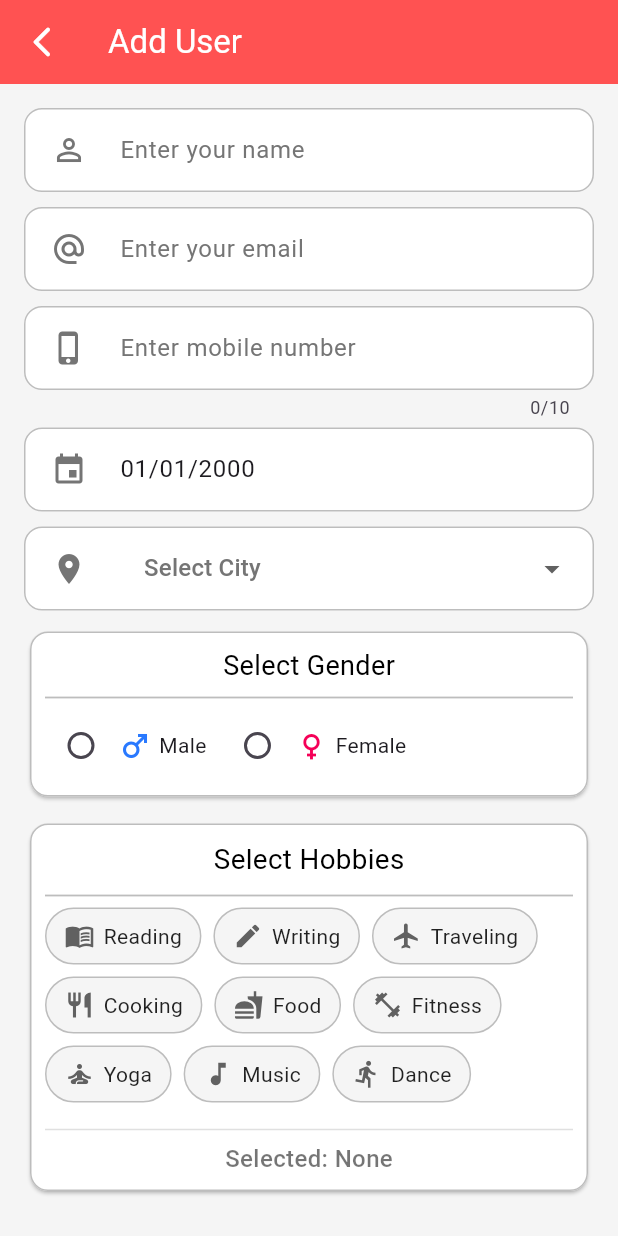
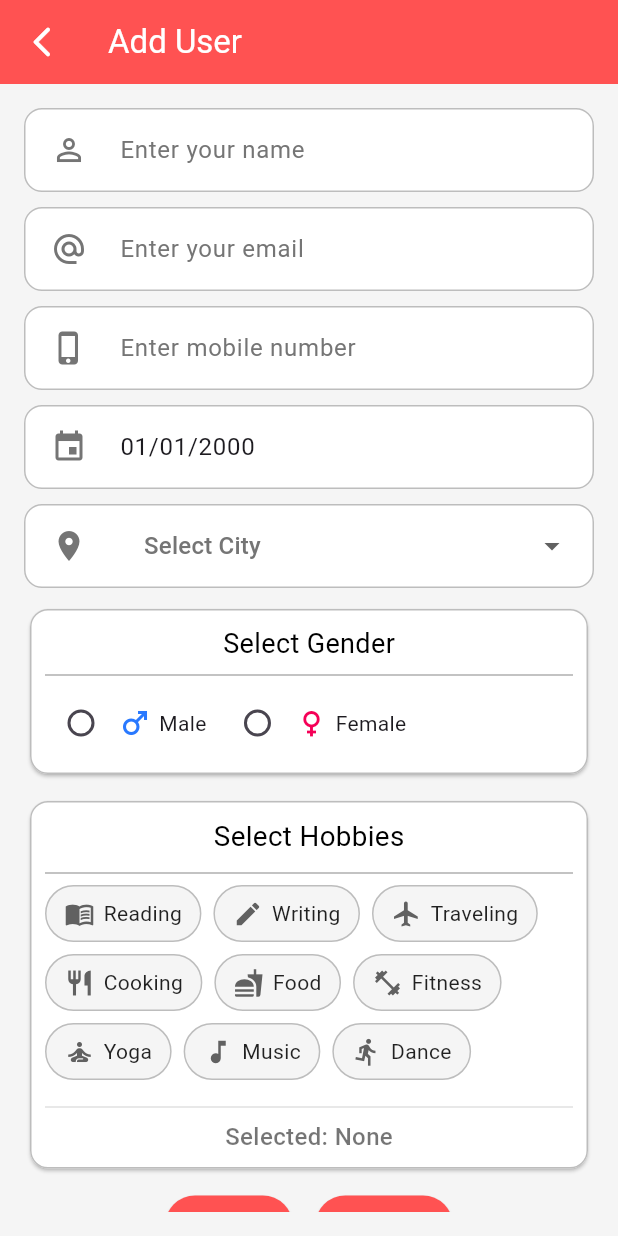
Before and after one commit to ajscodes/matrimony_application_with_SQLflite, a Flutter app: the ListPage screen opened by its route, after a tap on the "add" icon, on a phone screen of 412 x 824 dp. Run offline on Flutter 3.47's test engine with Material 3 defaults, Android fonts, the phone set to English and light mode, and no system bars; our stand-ins replace dropdown_button2, sqflite; accounts and stored records are empty; network calls fail.

Commit message:
complete crud with db

```diff
--- a/lib/screens/home_screen.dart
+++ b/lib/screens/home_screen.dart
@@ -169,12 +169,11 @@ class _HomeScreenState extends State<HomeScreen> {
           padding: const EdgeInsets.all(12.0),
           child: Column(
             children: [
-
               SizedBox(
                 height: 10,
               ),
               SizedBox(
-                height: 200,
+                height: 220,
                 child: PageView.builder(
                   controller: _pageController,
                   itemCount: images.length,
--- a/lib/screens/list_page.dart
+++ b/lib/screens/list_page.dart
@@ -4,7 +4,6 @@ import 'package:matrimony_application/screens/user_detail.dart';
 import 'package:matrimony_application/screens/user_form.dart';
 import 'package:matrimony_application/utils/database_helper.dart';
 import 'dart:convert';
-
 
 class ListPage extends StatefulWidget {
   const ListPage({super.key});
@@ -14,7 +13,8 @@ class ListPage extends StatefulWidget {
 }
 
 class _ListPageState extends State<ListPage> {
-  Offset _fabPosition = Offset(300, 600);
+  double x = 300;
+  double y = 600;
   List<Map<String, dynamic>> user_List = [];
 
   @override
@@ -70,40 +70,40 @@ class _ListPageState extends State<ListPage> {
 
           // Floating Action Button with Background
           Positioned(
-            left: _fabPosition.dx,
-            top: _fabPosition.dy,
+            left: x,
+            top: y,
             child: Draggable(
-              feedback: FloatingActionButton(
-                onPressed: () {
-                  Navigator.push(
-                    context,
-                    MaterialPageRoute(builder: (context) => UserForm()),
-                  ).then((value) {
-                    if (value != null) _loadUsers();
-                  });
-                },
-                backgroundColor: Colors.redAccent,
-                child: Icon(Icons.add, color: Colors.white),
+              feedback: Material(
+                type: MaterialType.transparency, // Removes background
+                child: Container(
+                  decoration: BoxDecoration(
+                    shape: BoxShape.circle,
+                    boxShadow: [ // Adds slight shadow for better visibility
+                      BoxShadow(
+                        color: Colors.black26,
+                        blurRadius: 4,
+                      ),
+                    ],
+                  ),
+                  child: FloatingActionButton(
+                    backgroundColor: Colors.redAccent,
+                    onPressed: () {},
+                    child: Icon(Icons.add, color: Colors.white),
+                  ),
+                ),
               ),
-              childWhenDragging: Container(),
+              childWhenDragging: SizedBox(), // Hides FAB when dragging
               onDragEnd: (details) {
                 setState(() {
-                  final screenSize = MediaQuery.of(context).size;
-                  double newX = details.offset.dx.clamp(0.0, screenSize.width - 56);
-                  double newY = details.offset.dy.clamp(0.0, screenSize.height - 120);
-                  _fabPosition = Offset(newX, newY);
+                  x = details.offset.dx.clamp(0.0, MediaQuery.of(context).size.width - 56);
+                  y = details.offset.dy.clamp(0.0, MediaQuery.of(context).size.height - 56);
                 });
               },
               child: FloatingActionButton(
+                backgroundColor: Colors.redAccent,
                 onPressed: () {
-                  Navigator.push(
-                    context,
-                    MaterialPageRoute(builder: (context) => UserForm()),
-                  ).then((value) {
-                    if (value != null) _loadUsers();
-                  });
+                  Navigator.pushNamed(context, '/adduser');
                 },
-                backgroundColor: Colors.redAccent,
                 child: Icon(Icons.add, color: Colors.white),
               ),
             ),
@@ -178,7 +178,7 @@ class _ListPageState extends State<ListPage> {
                         gender.toString().toLowerCase() == 'male'?Icon(Icons.male,color: Colors.blueAccent,):Icon(Icons.female,color: Colors.pinkAccent,),
                         const SizedBox(width: 4),
                         Text(
-                          "Insert age here",
+                          "Age will display here",
                           style: TextStyle(
                             fontSize: 14,
                             color: Colors.grey[600],
@@ -227,6 +227,7 @@ class _ListPageState extends State<ListPage> {
                           context,
                           MaterialPageRoute(
                             builder: (context) => UserForm(
+                              id: id,
                               name: username,
                               email: email,
                               phone: phoneNumber,
@@ -294,4 +295,5 @@ class _ListPageState extends State<ListPage> {
       ),
     );
   }
+
 }
--- a/lib/screens/user_form.dart
+++ b/lib/screens/user_form.dart
@@ -6,6 +6,7 @@ import 'package:matrimony_application/utils/database_helper.dart';
 import 'dart:convert';
 
 class UserForm extends StatefulWidget {
+  final int? id;
   final String? name;
   final String? email;
   final String? city;
@@ -16,6 +17,7 @@ class UserForm extends StatefulWidget {
 
   const UserForm(
       {super.key,
+      this.id,
       this.name,
       this.email,
       this.city,
@@ -145,10 +147,9 @@ class _UserFormState extends State<UserForm> {
     if (widget.name == null) {
       await DatabaseHelper.instance.insertUser(user);
     } else {
-      await DatabaseHelper.instance.updateUser(widget.name.hashCode, user);
+      await DatabaseHelper.instance.updateUser(widget.id!, user);
     }
-
-    Navigator.pop(context, user);
+    Navigator.pop(context, true);
   }
 
   void _resetForm() {
@@ -286,6 +287,7 @@ class _UserFormState extends State<UserForm> {
                           borderRadius: BorderRadius.circular(12),
                           borderSide: BorderSide(color: Colors.redAccent.shade200, width: 2),
                         ),
+                        counterText: "",
                       ),
                       keyboardType: TextInputType.number, // Use number instead of phone
                       inputFormatters: [
@@ -300,7 +302,7 @@ class _UserFormState extends State<UserForm> {
                       },
                     ),
                     SizedBox(
-                      height: 5,
+                      height: 10,
                     ),
 
                     //Date of Birth
```
